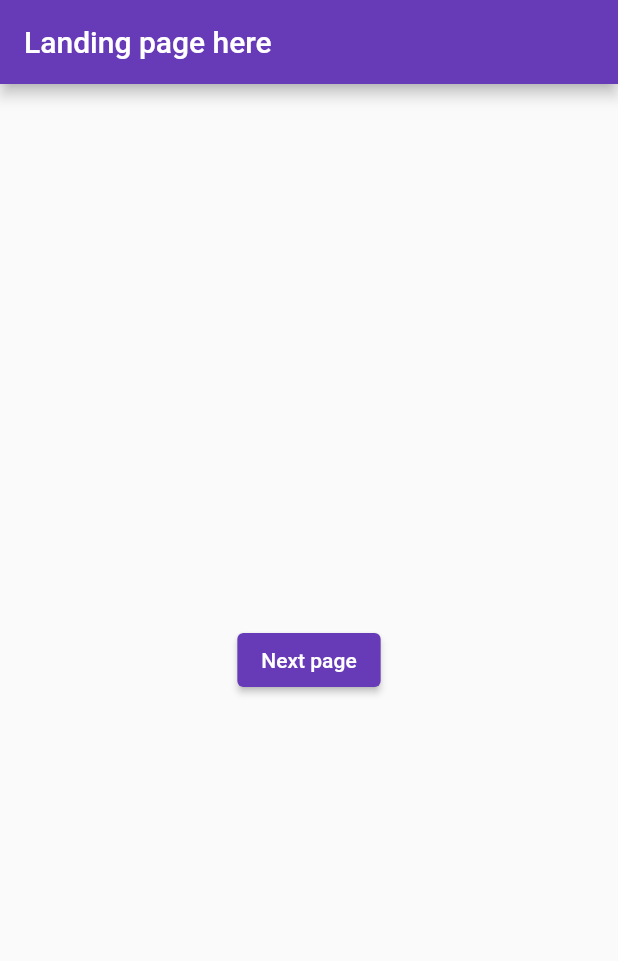
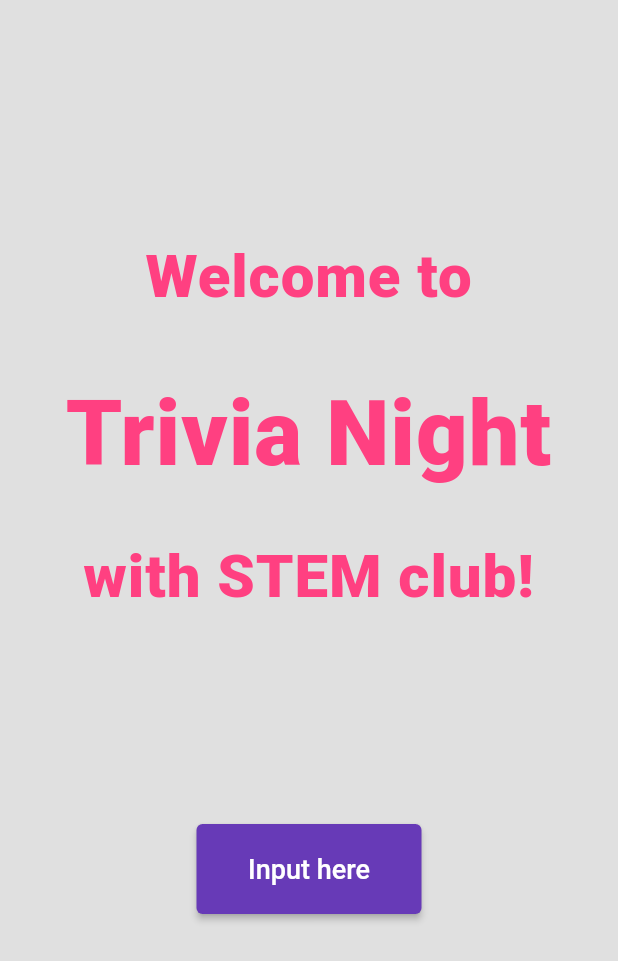
Before and after one commit to tnlong311/trivia-app, a Flutter app: the screen it shows after launch, on a phone screen of 412 x 824 dp. Shown: the top 961 px of the screen. Run offline on Flutter 3.47's test engine with Material 2 defaults, Android fonts, the phone set to English and light mode, and no system bars.

Commit message:
team name + landing page

```diff
--- a/lib/main.dart
+++ b/lib/main.dart
@@ -17,7 +17,9 @@ class MyApp extends StatelessWidget {
   Widget build(BuildContext context) {
     return MaterialApp(
       title: 'Trivia App',
+      debugShowCheckedModeBanner: false,
       theme: ThemeData(
+        backgroundColor: Colors.black12,
         primarySwatch: Colors.deepPurple,
       ),
       initialRoute: LandingPage.routeName,
--- a/lib/views/pages/landing_page.dart
+++ b/lib/views/pages/landing_page.dart
@@ -1,5 +1,7 @@
 import 'package:flutter/material.dart';
+import 'package:trivia_app/consts/app_styles.dart';
 import 'package:trivia_app/views/pages/team_formation_page.dart';
+import 'package:trivia_app/views/widgets/InputValidate.dart';
 
 class LandingPage extends StatelessWidget {
   static const routeName = "/";
@@ -8,16 +10,39 @@ class LandingPage extends StatelessWidget {
   @override
   Widget build(BuildContext context) {
     return Scaffold(
-      appBar: AppBar(
-        title: const Text('Landing page here'),
-      ),
-      body: Center(
-        child: ElevatedButton(
-          child: const Text('Next page'),
-          onPressed: () {
-            Navigator.pushNamed(context, TeamFormationPage.routeName);
-          },
-        ),
+      backgroundColor: Theme.of(context).backgroundColor,
+      body: Column(
+        children: [
+          Expanded(
+              flex: 2,
+              child: Center(
+                child: RichText(
+                  textAlign: TextAlign.center,
+                  text: const TextSpan(
+                      style: triviaHeading1,
+                      children: [
+                        TextSpan(text: "Welcome to\n"),
+                        TextSpan(
+                          text: "Trivia Night\n",
+                          style: TextStyle(
+                            // color: Colors.yellowAccent,
+                            fontSize: 60,
+                          ),
+                        ),
+                        TextSpan(text: "with STEM club!"),
+                      ]
+                  ),
+                ),
+              )
+          ),
+          const Expanded(
+              flex: 1,
+              child: Align(
+                alignment: Alignment.topCenter,
+                child: InputValidate(routeName: TeamFormationPage.routeName),
+              )
+          )
+        ],
       ),
     );
   }
--- /dev/null
+++ b/lib/views/widgets/InputValidate.dart
@@ -0,0 +1,22 @@
+import 'package:flutter/cupertino.dart';
+import 'package:flutter/material.dart';
+
+class InputValidate extends StatelessWidget{
+  const InputValidate ({Key? key, required this.routeName}) : super(key: key);
+
+  final String routeName;
+
+  @override
+  Widget build(BuildContext context) {
+    return ElevatedButton(
+      style: ElevatedButton.styleFrom(
+        fixedSize: const Size(150, 60),
+      ),
+      child: const Text('Input here', style: TextStyle(fontSize: 18)),
+      onPressed: () {
+        Navigator.pushNamed(context, this.routeName);
+      },
+    );
+  }
+
+}
```
Also changed, not shown: lib/views/pages/team_formation_page.dart (+27 -10 lines).
